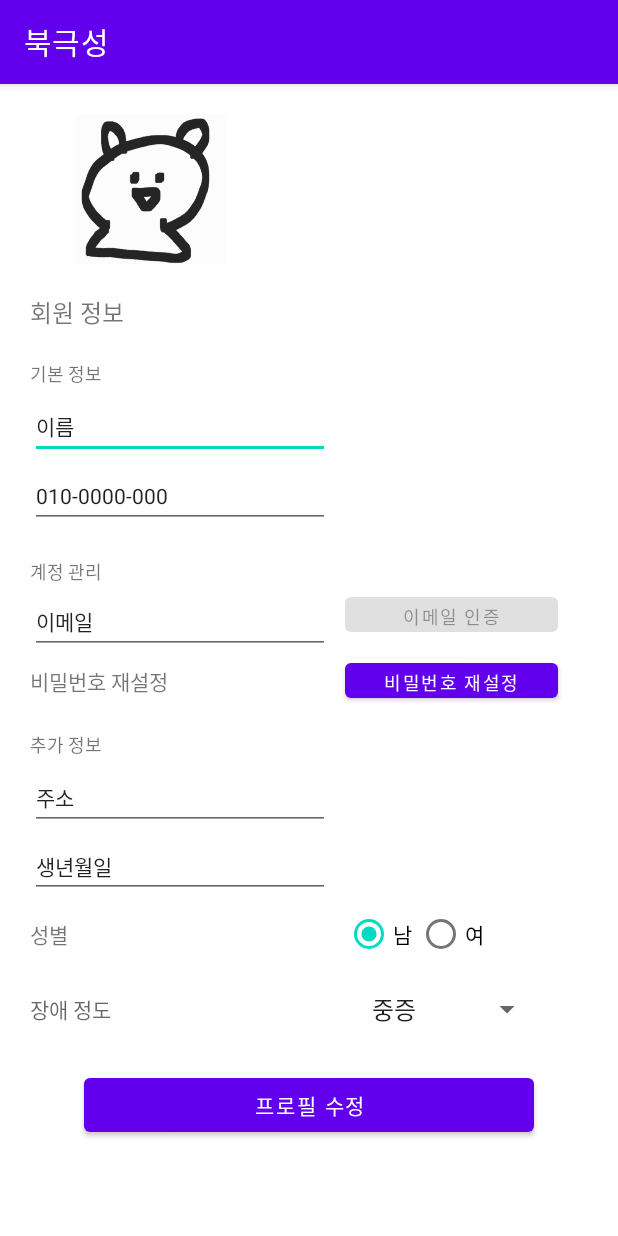
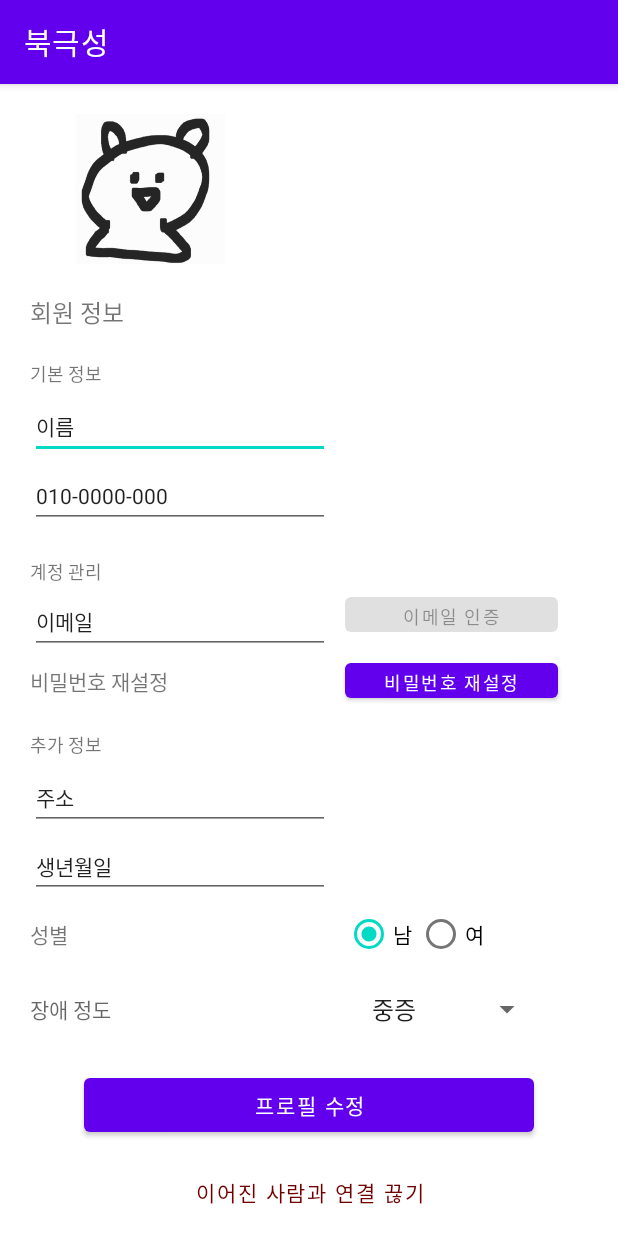
Before and after one commit to Chickweed10/polarstar-project-android-app, an Android app: the Myinfo_DuserActivity screen opened directly, with no data from a screen before it, on a phone screen of 412 x 824 dp. Run offline under Robolectric (Android 15) with nearby library versions, the phone set to English and light mode, and no system bars; our stand-ins replace Firebase (no records; nobody signed in at launch, a user with empty details on screens opened directly); pictures from the network do not load.

Commit message:
내정보 연결끊기 기능(추가)

```diff
--- a/PolarstarProject/app/src/main/res/layout/activity_myinfo_duser.xml
+++ b/PolarstarProject/app/src/main/res/layout/activity_myinfo_duser.xml
@@ -242,6 +242,16 @@
                 android:layout_marginTop="20dp"
                 android:text="프로필 수정" />
 
+            <Button
+                android:id="@+id/mProflBtLinkDisConnect"
+                android:layout_width="wrap_content"
+                android:layout_height="wrap_content"
+                android:layout_gravity="center"
+                android:layout_marginTop="10dp"
+                android:background="#00ff0000"
+                android:textColor="#700000"
+                android:text="이어진 사람과 연결 끊기" />
+
         </LinearLayout>
     </ScrollView>
 
```
Also changed, not shown: PolarstarProject/app/src/main/res/layout/activity_myinfo_duser_n.xml (+12 -0 lines).
